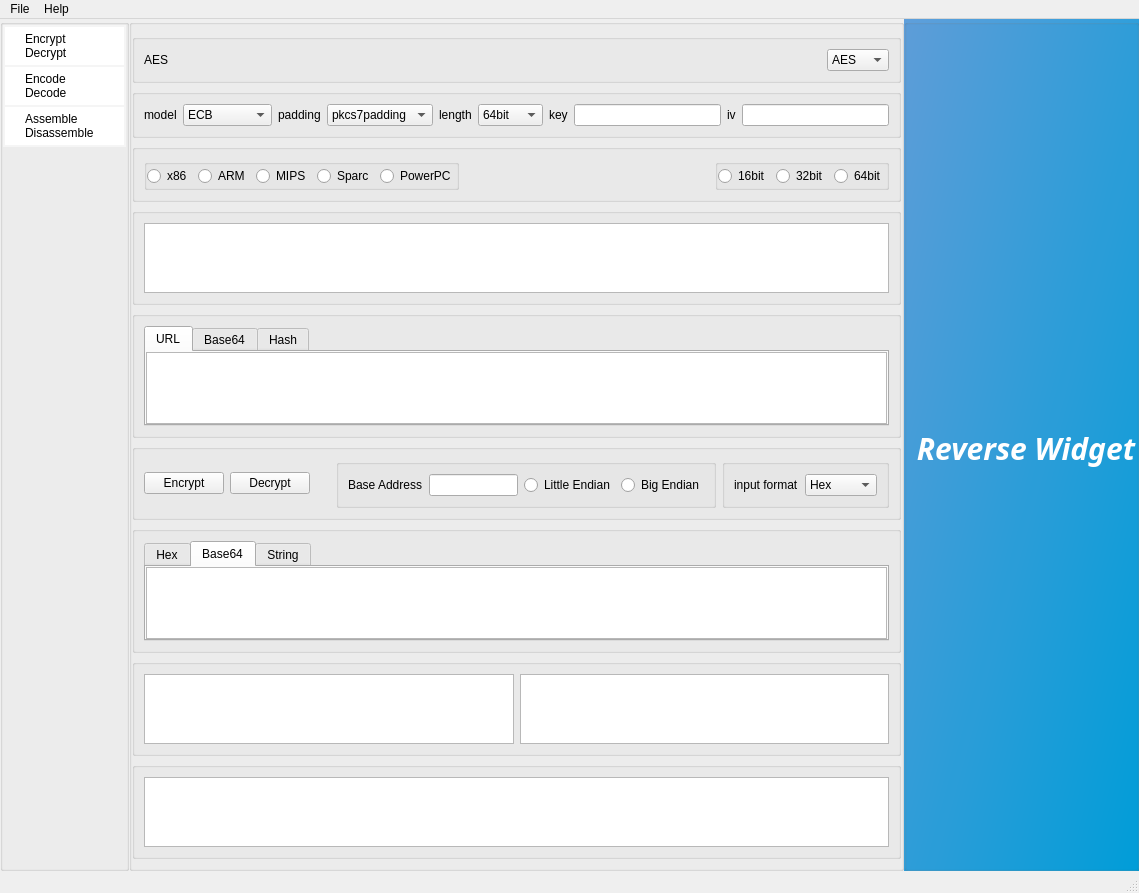
This is ui/main_window.ui in liyansong2018/ReverseWidget as Qt 5 draws it before an edit. The edited form follows.
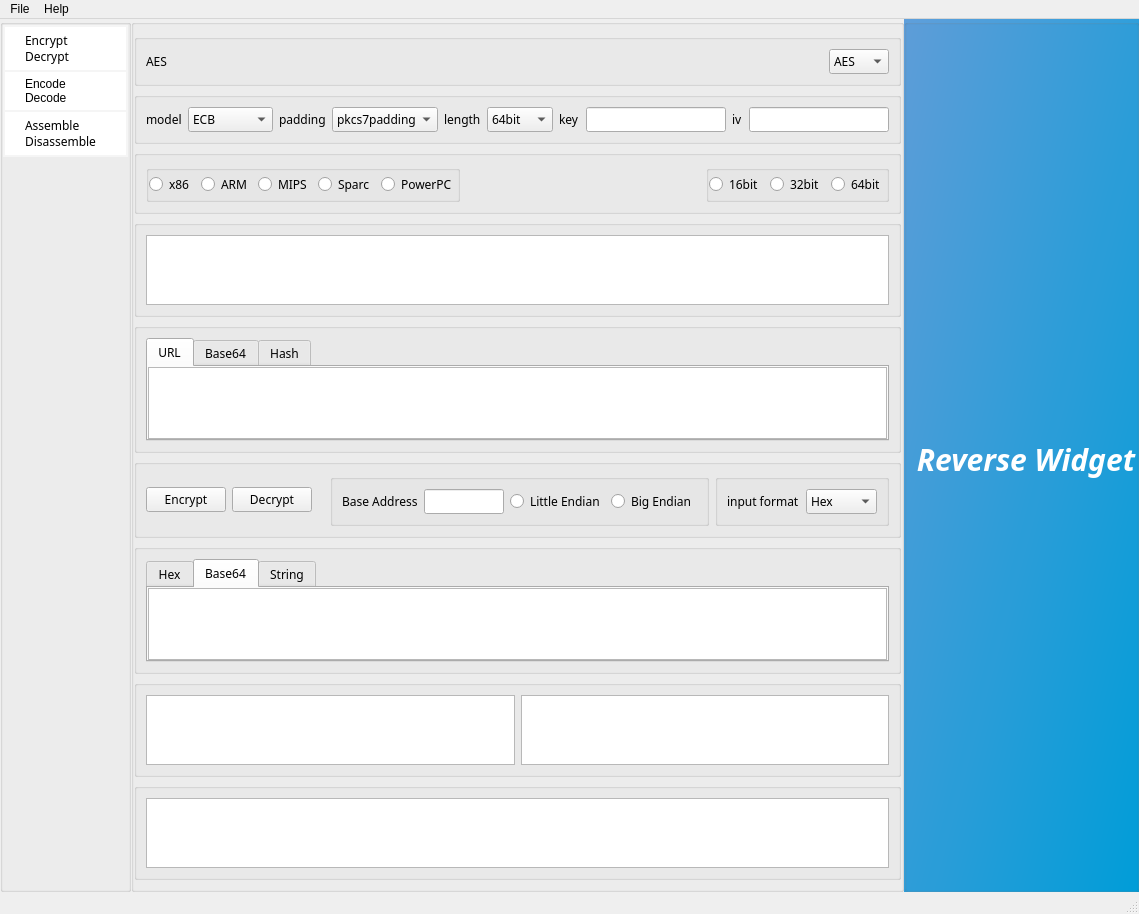
This is the edited form. The open tabs and pages were chosen to show the change. Icons and pictures are not drawn.

Commit message: Add font & About page and upgrade to 1.2

```diff
--- a/ui/main_window.ui
+++ b/ui/main_window.ui
@@ -13,7 +13,7 @@
     <x>0</x>
     <y>0</y>
     <width>1139</width>
-    <height>800</height>
+    <height>822</height>
    </rect>
   </property>
   <property name="windowTitle">
@@ -30,6 +30,11 @@
    <bool>false</bool>
   </property>
   <widget class="QWidget" name="centralwidget">
+   <property name="font">
+    <font>
+     <family>微软雅黑</family>
+    </font>
+   </property>
    <layout class="QHBoxLayout" name="horizontalLayout">
     <property name="spacing">
      <number>0</number>
@@ -90,6 +95,14 @@
        </property>
        <item>
         <widget class="QPushButton" name="cryptButton">
+         <property name="font">
+          <font>
+           <family>微软雅黑</family>
+           <pointsize>-1</pointsize>
+           <underline>false</underline>
+           <strikeout>false</strikeout>
+          </font>
+         </property>
          <property name="layoutDirection">
           <enum>Qt::LeftToRight</enum>
          </property>
@@ -150,6 +163,17 @@
        </item>
        <item>
         <widget class="QPushButton" name="asmButton">
+         <property name="font">
+          <font>
+           <family>微软雅黑</family>
+           <pointsize>-1</pointsize>
+           <underline>false</underline>
+           <strikeout>false</strikeout>
+          </font>
+         </property>
+         <property name="focusPolicy">
+          <enum>Qt::NoFocus</enum>
+         </property>
          <property name="styleSheet">
           <string notr="true"/>
          </property>
@@ -214,6 +238,11 @@
          <layout class="QHBoxLayout" name="horizontalLayout_4">
           <item>
            <widget class="QLabel" name="nameLable">
+            <property name="font">
+             <font>
+              <family>微软雅黑</family>
+             </font>
+            </property>
             <property name="text">
              <string>AES</string>
             </property>
@@ -234,6 +263,11 @@
           </item>
           <item>
            <widget class="QComboBox" name="choiceAlgorithm">
+            <property name="font">
+             <font>
+              <family>微软雅黑</family>
+             </font>
+            </property>
             <item>
              <property name="text">
               <string>AES</string>
@@ -267,6 +301,11 @@
          <layout class="QHBoxLayout" name="horizontalLayout_2">
           <item>
            <widget class="QLabel" name="patternLabel">
+            <property name="font">
+             <font>
+              <family>微软雅黑</family>
+             </font>
+            </property>
             <property name="text">
              <string>model</string>
             </property>
@@ -274,6 +313,11 @@
           </item>
           <item>
            <widget class="QComboBox" name="modelComboBox">
+            <property name="font">
+             <font>
+              <family>微软雅黑</family>
+             </font>
+            </property>
             <item>
              <property name="text">
               <string>ECB</string>
```
Left out of the diff: 8 changed lines with no effect on the pictures. The commit also changes 14 other files.
